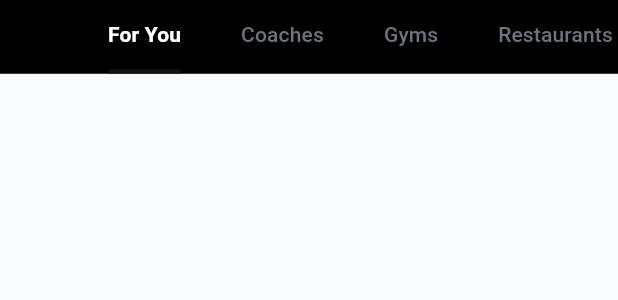
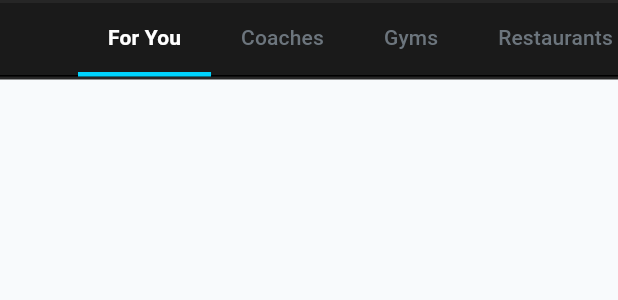
Before and after one commit to obuhdaniel/waka_fit, a Flutter app: the CategoryTabs widget shown alone on an empty page, opened directly with empty values, on a phone screen of 412 x 824 dp. Shown: the top 300 px of the screen. Run offline on Flutter 3.47's test engine with Material 3 defaults, Android fonts, the phone set to English and light mode, and no system bars; our stand-ins replace firebase_auth, firebase_core, firebase_messaging, flutter_screenutil, flutter_secure_storage, google_fonts and 3 more; accounts and stored records are empty; network calls fail.

Commit message:
fix: category tab size to fit tab not label

```diff
--- a/lib/features/home/presentation/widgets/category_tabs.dart
+++ b/lib/features/home/presentation/widgets/category_tabs.dart
@@ -47,7 +47,20 @@ class _CategoryTabsState extends State<CategoryTabs>
   @override
   Widget build(BuildContext context) {
     return Container(
-      color: Colors.black, // optional: match screenshot background
+
+      decoration: BoxDecoration(
+        color: AppColors.wakaSurface,
+        border: Border(
+          top: BorderSide(
+            color: AppColors.wakaStroke,
+            width: 2
+          ),
+          bottom: BorderSide(
+            color: AppColors.wakaStroke,
+            width: 2
+          ),
+        )
+      ), // optional: match screenshot background
       child: TabBar(
         controller: _tabController,
         isScrollable: true,
@@ -56,8 +69,9 @@ class _CategoryTabsState extends State<CategoryTabs>
         unselectedLabelStyle: TextStyle(fontWeight: FontWeight.w500),
         labelColor: Colors.white,
         unselectedLabelColor: AppColors.textSecondary,
-        indicatorColor: AppColors.primary,     // glowing blue line
-        indicatorWeight: 3,                    // thickness of the line
+        indicatorColor: AppColors.wakaBlue,     // glowing blue line
+        indicatorWeight: 3,
+        indicatorSize: TabBarIndicatorSize.tab,                  // thickness of the line
         tabs: widget.categories
             .map((c) => Tab(text: c))
             .toList(),
```
